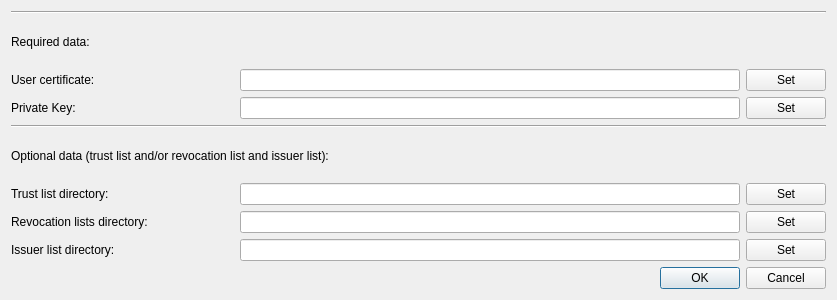
Above: tools/mapfileGenerator/ctk_opcua_generator_tools/encryptionUI.ui from ChimeraTK/ControlSystemAdapter-OPC-UA-Adapter before the change. Below: the same form after it.
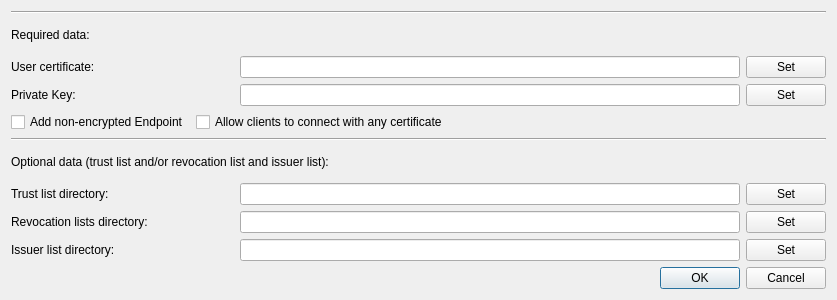
That is the form after the change.

Commit message: feat: Add option to allow connecting with any certificate to the server. (#142)

```diff
--- a/tools/mapfileGenerator/ctk_opcua_generator_tools/encryptionUI.ui
+++ b/tools/mapfileGenerator/ctk_opcua_generator_tools/encryptionUI.ui
@@ -134,6 +134,37 @@
      </item>
     </layout>
    </item>
+   <item>
+    <layout class="QHBoxLayout" name="horizontalLayout_6">
+     <item>
+      <widget class="QCheckBox" name="addUnsecureEndpoint">
+       <property name="text">
+        <string>Add non-encrypted Endpoint</string>
+       </property>
+      </widget>
+     </item>
+     <item>
+      <widget class="QCheckBox" name="allowAnyCertificate">
+       <property name="text">
+        <string>Allow clients to connect with any certificate</string>
+       </property>
+      </widget>
+     </item>
+     <item>
+      <spacer name="horizontalSpacer_6">
+       <property name="orientation">
+        <enum>Qt::Horizontal</enum>
+       </property>
+       <property name="sizeHint" stdset="0">
+        <size>
+         <width>40</width>
+         <height>20</height>
+        </size>
+       </property>
+      </spacer>
+     </item>
+    </layout>
+   </item>
    <item>
     <widget class="Line" name="line_2">
      <property name="orientation">
```
The commit also changes 9 other files.
